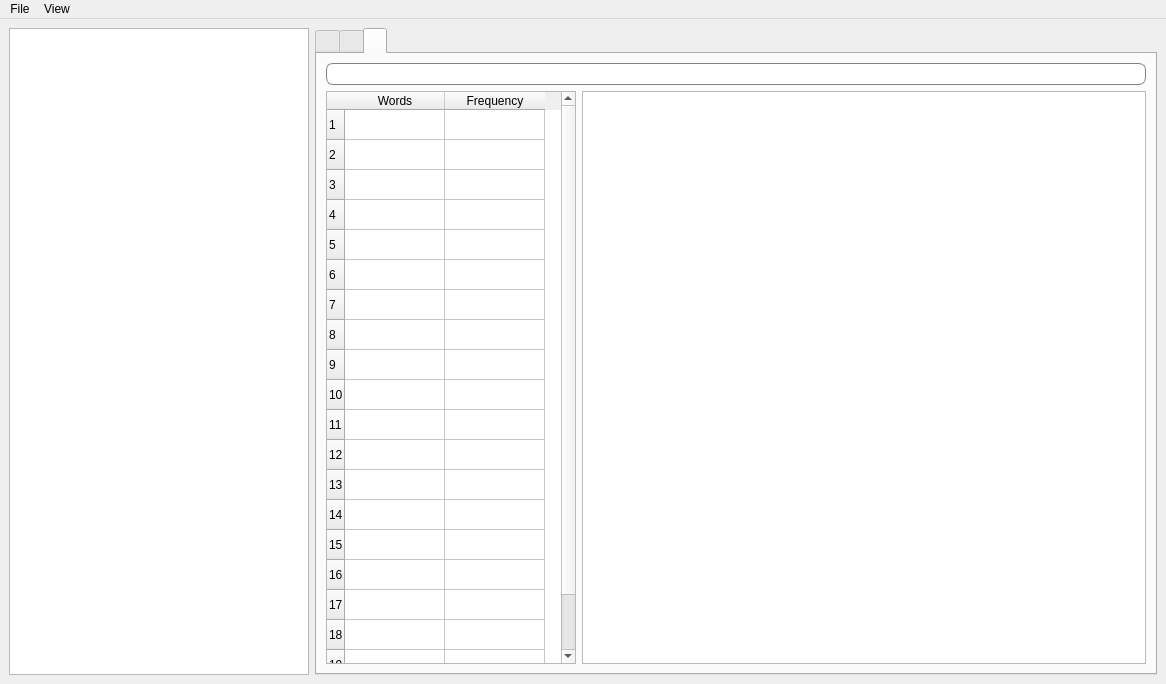
The window that UI/mainwindow.ui (472714747/Answer-Visualisation) describes before a commit, drawn with Qt 5.
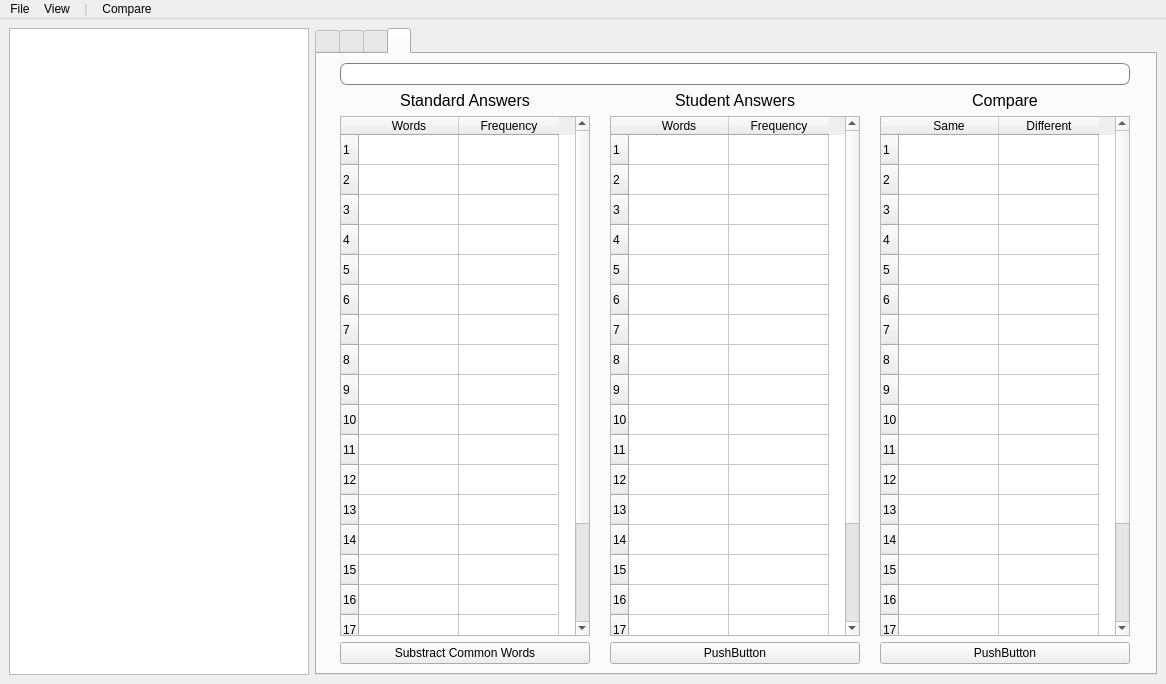
The same window after the commit.

```diff
--- a/UI/mainwindow.ui
+++ b/UI/mainwindow.ui
@@ -34,7 +34,7 @@
        <bool>true</bool>
       </property>
       <property name="currentIndex">
-       <number>2</number>
+       <number>3</number>
       </property>
       <property name="tabBarAutoHide">
        <bool>false</bool>
@@ -125,14 +125,7 @@
         <string/>
        </attribute>
        <layout class="QGridLayout" name="gridLayout_3">
-        <item row="5" column="1" colspan="2">
-         <widget class="QGraphicsView" name="graphicsView">
-          <property name="styleSheet">
-           <string notr="true"/>
-          </property>
-         </widget>
-        </item>
-        <item row="5" column="0">
+        <item row="4" column="0">
          <widget class="QTableWidget" name="tableWidget">
           <property name="maximumSize">
            <size>
@@ -146,6 +139,9 @@
           <property name="gridStyle">
            <enum>Qt::SolidLine</enum>
           </property>
+          <property name="sortingEnabled">
+           <bool>true</bool>
+          </property>
           <property name="rowCount">
            <number>20</number>
           </property>
@@ -261,7 +257,7 @@
           </column>
          </widget>
         </item>
-        <item row="4" column="0" colspan="3">
+        <item row="3" column="0" colspan="3">
          <widget class="QLineEdit" name="lineEdit">
           <property name="styleSheet">
            <string notr="true">border:1px solid gray;
@@ -271,6 +267,492 @@
           </property>
          </widget>
         </item>
+        <item row="4" column="1" colspan="2">
+         <widget class="QGraphicsView" name="graphicsView">
+          <property name="styleSheet">
+           <string notr="true"/>
+          </property>
+         </widget>
+        </item>
+       </layout>
+      </widget>
+      <widget class="QWidget" name="tab_4">
+       <attribute name="title">
+        <string/>
+       </attribute>
+       <layout class="QGridLayout" name="gridLayout_4">
+        <item row="1" column="0">
+         <widget class="QLabel" name="label_2">
+          <property name="font">
+           <font>
+            <pointsize>12</pointsize>
+           </font>
+          </property>
+          <property name="text">
+           <string>Standard Answers</string>
+          </property>
+          <property name="alignment">
+           <set>Qt::AlignCenter</set>
+          </property>
+         </widget>
+        </item>
+        <item row="3" column="1">
+         <widget class="QPushButton" name="pushButton_4">
+          <property name="text">
+           <string>PushButton</string>
+          </property>
+         </widget>
+        </item>
+        <item row="2" column="1">
+         <widget class="QTableWidget" name="tableStudent">
+          <property name="maximumSize">
+           <size>
+            <width>250</width>
+            <height>16777215</height>
+           </size>
+          </property>
+          <property name="editTriggers">
+           <set>QAbstractItemView::NoEditTriggers</set>
+          </property>
+          <property name="gridStyle">
+           <enum>Qt::SolidLine</enum>
+          </property>
+          <property name="sortingEnabled">
+           <bool>true</bool>
+          </property>
+          <property name="rowCount">
+           <number>20</number>
+          </property>
+          <row>
+           <property name="text">
+            <string>1</string>
+           </property>
+          </row>
+          <row>
+           <property name="text">
+            <string>2</string>
+           </property>
+          </row>
+          <row>
+           <property name="text">
+            <string>3</string>
+           </property>
+          </row>
+          <row>
+           <property name="text">
+            <string>4</string>
+           </property>
+          </row>
+          <row>
+           <property name="text">
+            <string>5</string>
+           </property>
+          </row>
+          <row>
+           <property name="text">
+            <string>6</string>
+           </property>
+          </row>
+          <row>
+           <property name="text">
+            <string>7</string>
+           </property>
+          </row>
+          <row>
+           <property name="text">
+            <string>8</string>
+           </property>
+          </row>
+          <row>
+           <property name="text">
+            <string>9</string>
+           </property>
+          </row>
+          <row>
+           <property name="text">
+            <string>10</string>
+           </property>
+          </row>
+          <row>
+           <property name="text">
+            <string>11</string>
+           </property>
+          </row>
+          <row>
+           <property name="text">
+            <string>12</string>
+           </property>
+          </row>
+          <row>
+           <property name="text">
+            <string>13</string>
+           </property>
+          </row>
+          <row>
+           <property name="text">
+            <string>14</string>
+           </property>
+          </row>
+          <row>
+           <property name="text">
+            <string>15</string>
+           </property>
+          </row>
+          <row>
+           <property name="text">
+            <string>16</string>
+           </property>
+          </row>
+          <row>
+           <property name="text">
+            <string>17</string>
+           </property>
+          </row>
+          <row>
+           <property name="text">
+            <string>18</string>
+           </property>
+          </row>
+          <row>
+           <property name="text">
+            <string>19</string>
+           </property>
+          </row>
+          <row>
+           <property name="text">
+            <string>20</string>
+           </property>
+          </row>
+          <column>
+           <property name="text">
+            <string>Words</string>
+           </property>
+          </column>
+          <column>
+           <property name="text">
+            <string>Frequency</string>
+           </property>
+          </column>
+         </widget>
+        </item>
+        <item row="0" column="0" colspan="3">
+         <widget class="QLineEdit" name="lineEdit_3">
+          <property name="styleSheet">
+           <string notr="true">border:1px solid gray;
+width:300px;
+border-radius:7px;
+padding:2px 4px;</string>
+          </property>
+         </widget>
+        </item>
+        <item row="2" column="0">
+         <widget class="QTableWidget" name="tableStandard">
+          <property name="maximumSize">
+           <size>
+            <width>250</width>
+            <height>16777215</height>
+           </size>
+          </property>
+          <property name="editTriggers">
+           <set>QAbstractItemView::NoEditTriggers</set>
+          </property>
+          <property name="gridStyle">
+           <enum>Qt::SolidLine</enum>
+          </property>
+          <property name="sortingEnabled">
+           <bool>true</bool>
+          </property>
+          <property name="rowCount">
+           <number>20</number>
+          </property>
+          <row>
+           <property name="text">
+            <string>1</string>
+           </property>
+          </row>
+          <row>
+           <property name="text">
+            <string>2</string>
+           </property>
+          </row>
+          <row>
+           <property name="text">
+            <string>3</string>
+           </property>
+          </row>
+          <row>
+           <property name="text">
+            <string>4</string>
+           </property>
+          </row>
+          <row>
+           <property name="text">
+            <string>5</string>
+           </property>
+          </row>
+          <row>
+           <property name="text">
+            <string>6</string>
+           </property>
+          </row>
+          <row>
+           <property name="text">
+            <string>7</string>
+           </property>
+          </row>
+          <row>
+           <property name="text">
+            <string>8</string>
+           </property>
+          </row>
+          <row>
+           <property name="text">
+            <string>9</string>
+           </property>
+          </row>
+          <row>
+           <property name="text">
+            <string>10</string>
+           </property>
+          </row>
+          <row>
+           <property name="text">
+            <string>11</string>
+           </property>
+          </row>
+          <row>
+           <property name="text">
+            <string>12</string>
+           </property>
+          </row>
+          <row>
+           <property name="text">
+            <string>13</string>
+           </property>
+          </row>
+          <row>
+           <property name="text">
+            <string>14</string>
+           </property>
+          </row>
+          <row>
+           <property name="text">
+            <string>15</string>
+           </property>
+          </row>
+          <row>
+           <property name="text">
+            <string>16</string>
+           </property>
+          </row>
+          <row>
+           <property name="text">
+            <string>17</string>
+           </property>
+          </row>
+          <row>
+           <property name="text">
+            <string>18</string>
+           </property>
+          </row>
+          <row>
+           <property name="text">
+            <string>19</string>
+           </property>
+          </row>
+          <row>
+           <property name="text">
+            <string>20</string>
+           </property>
+          </row>
+          <column>
+           <property name="text">
+            <string>Words</string>
+           </property>
+          </column>
+          <column>
+           <property name="text">
+            <string>Frequency</string>
+           </property>
+          </column>
+         </widget>
+        </item>
+        <item row="1" column="1">
+         <widget class="QLabel" name="label">
+          <property name="font">
+           <font>
+            <pointsize>12</pointsize>
+           </font>
+          </property>
+          <property name="text">
+           <string>Student Answers</string>
+          </property>
+          <property name="alignment">
+           <set>Qt::AlignCenter</set>
+          </property>
+         </widget>
+        </item>
+        <item row="1" column="2">
+         <widget class="QLabel" name="label_5">
+          <property name="font">
+           <font>
+            <pointsize>12</pointsize>
+           </font>
+          </property>
+          <property name="text">
+           <string>Compare</string>
+          </property>
+          <property name="alignment">
+           <set>Qt::AlignCenter</set>
+          </property>
+         </widget>
+        </item>
+        <item row="3" column="0">
+         <widget class="QPushButton" name="pushButton_3">
+          <property name="text">
+           <string>Substract Common Words</string>
+          </property>
+         </widget>
+        </item>
+        <item row="3" column="2">
+         <widget class="QPushButton" name="pushButton_5">
+          <property name="text">
+           <string>PushButton</string>
+          </property>
+         </widget>
+        </item>
+        <item row="2" column="2">
+         <widget class="QTableWidget" name="tableCompare">
+          <property name="maximumSize">
+           <size>
+            <width>250</width>
+            <height>16777215</height>
+           </size>
+          </property>
+          <property name="editTriggers">
+           <set>QAbstractItemView::NoEditTriggers</set>
+          </property>
+          <property name="gridStyle">
+           <enum>Qt::SolidLine</enum>
+          </property>
+          <property name="sortingEnabled">
+           <bool>true</bool>
+          </property>
+          <property name="rowCount">
+           <number>20</number>
+          </property>
+          <row>
+           <property name="text">
+            <string>1</string>
+           </property>
+          </row>
+          <row>
+           <property name="text">
+            <string>2</string>
+           </property>
+          </row>
+          <row>
+           <property name="text">
+            <string>3</string>
+           </property>
+          </row>
+          <row>
+           <property name="text">
+            <string>4</string>
+           </property>
+          </row>
+          <row>
+           <property name="text">
+            <string>5</string>
+           </property>
+          </row>
+          <row>
+           <property name="text">
+            <string>6</string>
+           </property>
+          </row>
+          <row>
+           <property name="text">
+            <string>7</string>
+           </property>
+          </row>
+          <row>
+           <property name="text">
+            <string>8</string>
+           </property>
+          </row>
+          <row>
+           <property name="text">
+            <string>9</string>
+           </property>
+          </row>
+          <row>
+           <property name="text">
+            <string>10</string>
+           </property>
+          </row>
+          <row>
+           <property name="text">
+            <string>11</string>
+           </property>
+          </row>
+          <row>
+           <property name="text">
+            <string>12</string>
+           </property>
+          </row>
+          <row>
+           <property name="text">
+            <string>13</string>
+           </property>
+          </row>
+          <row>
+           <property name="text">
+            <string>14</string>
+           </property>
+          </row>
+          <row>
+           <property name="text">
+            <string>15</string>
+           </property>
+          </row>
+          <row>
+           <property name="text">
+            <string>16</string>
+           </property>
+          </row>
+          <row>
+           <property name="text">
+            <string>17</string>
+           </property>
+          </row>
+          <row>
+           <property name="text">
+            <string>18</string>
+           </property>
+          </row>
+          <row>
+           <property name="text">
+            <string>19</string>
+           </property>
+          </row>
+          <row>
+           <property name="text">
+            <string>20</string>
+           </property>
+          </row>
+          <column>
+           <property name="text">
+            <string>Same</string>
+           </property>
+          </column>
+          <column>
+           <property name="text">
+            <string>Different</string>
+           </property>
+          </column>
+         </widget>
+        </item>
        </layout>
       </widget>
      </widget>
@@ -304,8 +786,24 @@
     <addaction name="separator"/>
     <addaction name="actionQuestion"/>
    </widget>
+   <widget class="QMenu" name="menuCompare">
+    <property name="title">
+     <string>Compare</string>
+    </property>
+    <addaction name="actionCompare"/>
+   </widget>
+   <widget class="QMenu" name="menu">
+    <property name="enabled">
+     <bool>false</bool>
+    </property>
+    <property name="title">
+     <string>|</string>
+    </property>
+   </widget>
    <addaction name="menuFile"/>
    <addaction name="menuView"/>
+   <addaction name="menu"/>
+   <addaction name="menuCompare"/>
   </widget>
   <action name="actionExit">
    <property name="text">
```
Left out of the diff: 8 changed lines with no effect on the pictures.
